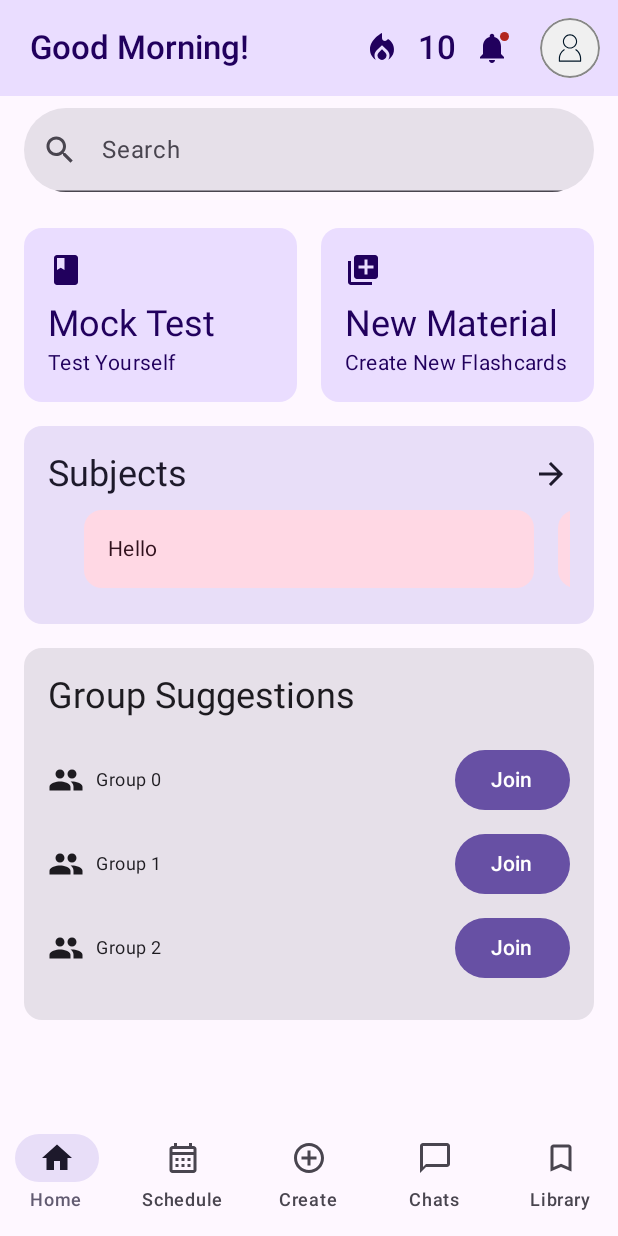
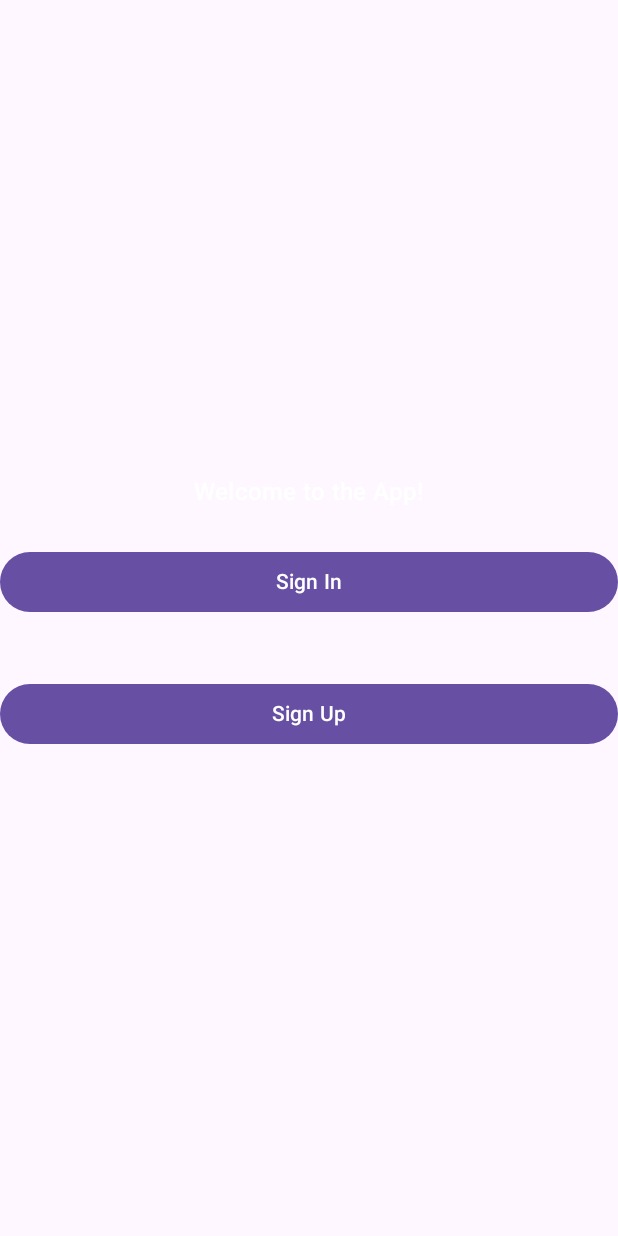
Before and after one commit to facesareablxr/Revision_Master, an Android app built with Jetpack Compose: the screen it shows after launch (MainActivity), on a phone screen of 412 x 824 dp. Run offline under Robolectric (Android 15) with nearby library versions, the phone set to English and light mode, and no system bars; our stand-ins replace Firebase (no records; nobody signed in at launch, a user with empty details on screens opened directly).

Commit message:
Started to attempt FB DB implementation, does not work right now

```diff
--- a/app/src/main/java/uk/ac/aber/dcs/cs31620/revisionmaster/MainActivity.kt
+++ b/app/src/main/java/uk/ac/aber/dcs/cs31620/revisionmaster/MainActivity.kt
@@ -8,52 +8,67 @@ import androidx.compose.material3.MaterialTheme
 import androidx.compose.material3.Surface
 import androidx.compose.runtime.Composable
 import androidx.compose.ui.Modifier
-import androidx.compose.ui.tooling.preview.Preview
 import androidx.navigation.compose.NavHost
 import androidx.navigation.compose.composable
 import androidx.navigation.compose.rememberNavController
+import com.google.firebase.FirebaseApp
+import com.google.firebase.auth.FirebaseAuth
 import uk.ac.aber.dcs.cs31620.revisionmaster.ui.chats.ChatsScreen
 import uk.ac.aber.dcs.cs31620.revisionmaster.ui.home.HomeScreen
+import uk.ac.aber.dcs.cs31620.revisionmaster.ui.login.LoginTopLevel
+import uk.ac.aber.dcs.cs31620.revisionmaster.ui.login.WelcomeScreen
 import uk.ac.aber.dcs.cs31620.revisionmaster.ui.navigation.Screen
 import uk.ac.aber.dcs.cs31620.revisionmaster.ui.theme.RevisionMasterTheme
 
 /**
- * Starting activity class. Entry point for the app.
- * @author Chris Loftus
+ *
  */
 class MainActivity : ComponentActivity() {
+
+    private lateinit var auth: FirebaseAuth
     override fun onCreate(savedInstanceState: Bundle?) {
         super.onCreate(savedInstanceState)
+
+        // Initialize Firebase
+        FirebaseApp.initializeApp(this)
+        auth = FirebaseAuth.getInstance()
+
         setContent {
             RevisionMasterTheme(dynamicColor = false) {
-                // A surface container using the 'background' color from the theme
                 Surface(
                     modifier = Modifier.fillMaxSize(),
                     color = MaterialTheme.colorScheme.background
                 ) {
-                    BuildNavigationGraph()
+                    val currentUser = auth.currentUser
+                    if (currentUser != null) {
+                        // User is authenticated, navigate to Home
+                        BuildNavigationGraph()
+                    } else {
+                        // User is not authenticated, show WelcomeScreen
+                        BuildNavigationGraph()
+                    }
                 }
             }
         }
     }
 }
 
+/**
+ *
+ */
 @Composable
-private fun BuildNavigationGraph() {
+fun BuildNavigationGraph() {
     val navController = rememberNavController()
     NavHost(
         navController = navController,
-        startDestination = Screen.Home.route
+        startDestination = Screen.Welcome.route
     ) {
+        composable(Screen.Welcome.route) { WelcomeScreen(navController) }
+        composable(Screen.Login.route) { LoginTopLevel(navController) }
+        //composable(Screen.SignUp.route) { SignUpScreen(navController) }
+
         composable(Screen.Home.route) { HomeScreen(navController) }
         composable(Screen.Chats.route) { ChatsScreen() }
+
     }
 }
-
-@Preview(showBackground = true)
-@Composable
-fun DefaultPreview() {
-    RevisionMasterTheme(dynamicColor = false) {
-        BuildNavigationGraph()
-    }
-}
--- a/app/src/main/java/uk/ac/aber/dcs/cs31620/revisionmaster/ui/home/HomeScreen.kt
+++ b/app/src/main/java/uk/ac/aber/dcs/cs31620/revisionmaster/ui/home/HomeScreen.kt
@@ -59,7 +59,7 @@ fun HomeScreen(
             ) {
                 Column(modifier = Modifier.fillMaxSize()) {
                     // Search Bar
-                    SearchBar()
+                    SearchBars()
 
                     // Two Cards in a Row
                     Row(modifier = Modifier.padding(vertical = 8.dp, horizontal = 8.dp)) {
@@ -102,7 +102,7 @@ fun HomeScreen(
 
 //Only temp,actual search bar implementation to be done when firebase in place
 @Composable
-fun SearchBar() {
+fun SearchBars() {
     var searchText by remember { mutableStateOf("") }
     TextField(
         value = searchText,
--- /dev/null
+++ b/app/src/main/java/uk/ac/aber/dcs/cs31620/revisionmaster/ui/login/SignUpScreen.kt
@@ -0,0 +1 @@
+package uk.ac.aber.dcs.cs31620.revisionmaster.ui.login
--- /dev/null
+++ b/app/src/main/java/uk/ac/aber/dcs/cs31620/revisionmaster/ui/login/WelcomeScreen.kt
@@ -0,0 +1,60 @@
+package uk.ac.aber.dcs.cs31620.revisionmaster.ui.login
+
+import android.annotation.SuppressLint
+import androidx.compose.foundation.layout.Arrangement
+import androidx.compose.foundation.layout.Column
+import androidx.compose.foundation.layout.fillMaxSize
+import androidx.compose.foundation.layout.fillMaxWidth
+import androidx.compose.foundation.layout.padding
+import androidx.compose.material3.Button
+import androidx.compose.material3.MaterialTheme
+import androidx.compose.material3.Text
+import androidx.compose.runtime.Composable
+import androidx.compose.ui.Alignment
+import androidx.compose.ui.Modifier
+import androidx.compose.ui.unit.dp
+import androidx.navigation.NavController
+import uk.ac.aber.dcs.cs31620.revisionmaster.ui.navigation.Screen
+
+
+@SuppressLint("UnusedMaterial3ScaffoldPaddingParameter")
+@Composable
+fun WelcomeScreen(navController: NavController) {
+    Column(
+        modifier = Modifier.fillMaxSize(),
+        verticalArrangement = Arrangement.Center,
+        horizontalAlignment = Alignment.CenterHorizontally
+    ) {
+        // Welcome text in the center
+        Text(
+            text = "Welcome to the App!",
+            style = MaterialTheme.typography.titleMedium,
+            color = MaterialTheme.colorScheme.onPrimary,
+            modifier = Modifier.padding(8.dp)
+        )
+
+        // Buttons stacked vertically
+        Column(
+            modifier = Modifier.fillMaxWidth(),
+            verticalArrangement = Arrangement.spacedBy(8.dp),
+            horizontalAlignment = Alignment.CenterHorizontally
+        ) {
+            Button(
+                onClick = {
+                    navController.navigate(Screen.Login.route)
+                },
+                modifier = Modifier.padding(vertical = 16.dp).fillMaxWidth()
+            ) {
+                Text(text = "Sign In")
+            }
+            Button(
+                onClick = {
+                    navController.navigate(Screen.SignUp.route)
+                },
+                modifier = Modifier.padding(vertical = 16.dp).fillMaxWidth()
+            ) {
+                Text(text = "Sign Up")
+            }
+        }
+    }
+}
--- a/app/src/main/java/uk/ac/aber/dcs/cs31620/revisionmaster/ui/navigation/Screen.kt
+++ b/app/src/main/java/uk/ac/aber/dcs/cs31620/revisionmaster/ui/navigation/Screen.kt
@@ -9,6 +9,9 @@ sealed class Screen(val route: String) {
     object Create: Screen("create")
     object Chats : Screen("chats")
     object Library : Screen("library")
+    object Welcome : Screen ("welcome")
+    object Login : Screen("login")
+    object SignUp : Screen("signup")
 }
 
 /**
--- a/app/src/main/res/values/strings.xml
+++ b/app/src/main/res/values/strings.xml
@@ -14,4 +14,5 @@
     <string name="morning">Good Morning!</string>
     <string name="afternoon">Good Afternoon!</string>
     <string name="evening">Good Evening!</string>
+    <string name="welcome">Welcome!</string>
 </resources>
--- a/build.gradle.kts
+++ b/build.gradle.kts
@@ -1,8 +1,4 @@
-buildscript {
-    dependencies {
-        classpath("com.google.gms:google-services:4.4.1")
-    }
-}
+
 // Top-level build file where you can add configuration options common to all sub-projects/modules.
 plugins {
     id("com.android.application") version "8.1.2" apply false
```
Also changed, not shown: app/build.gradle.kts (+7 -2 lines), app/src/main/java/uk/ac/aber/dcs/cs31620/revisionmaster/model/database/dao/UserDao.kt (added, +29 -0 lines), app/src/main/java/uk/ac/aber/dcs/cs31620/revisionmaster/model/database/repository/UserRepository.kt (added, +27 -0 lines), app/src/main/java/uk/ac/aber/dcs/cs31620/revisionmaster/model/database/viewmodel/UserViewModel.kt (added, +16 -0 lines), app/src/main/java/uk/ac/aber/dcs/cs31620/revisionmaster/model/dataclasses/User.kt (added, +8 -0 lines), app/src/main/java/uk/ac/aber/dcs/cs31620/revisionmaster/ui/login/LoginScreen.kt (added, +66 -0 lines), app/src/main/res/drawable/background.png (added).
